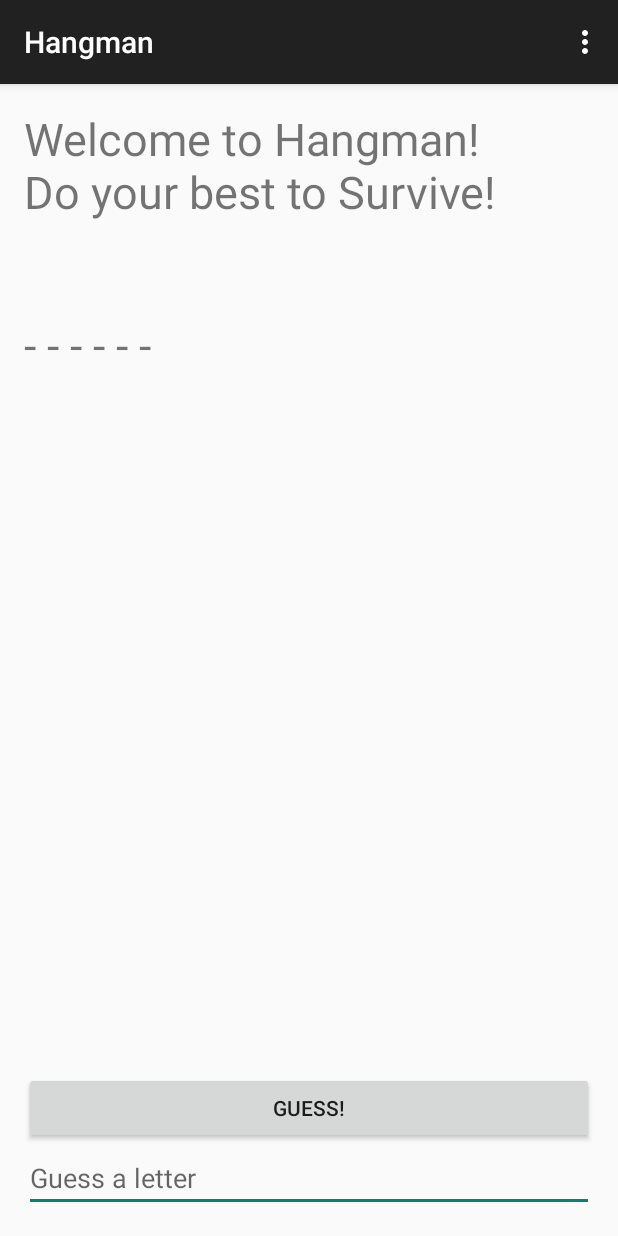
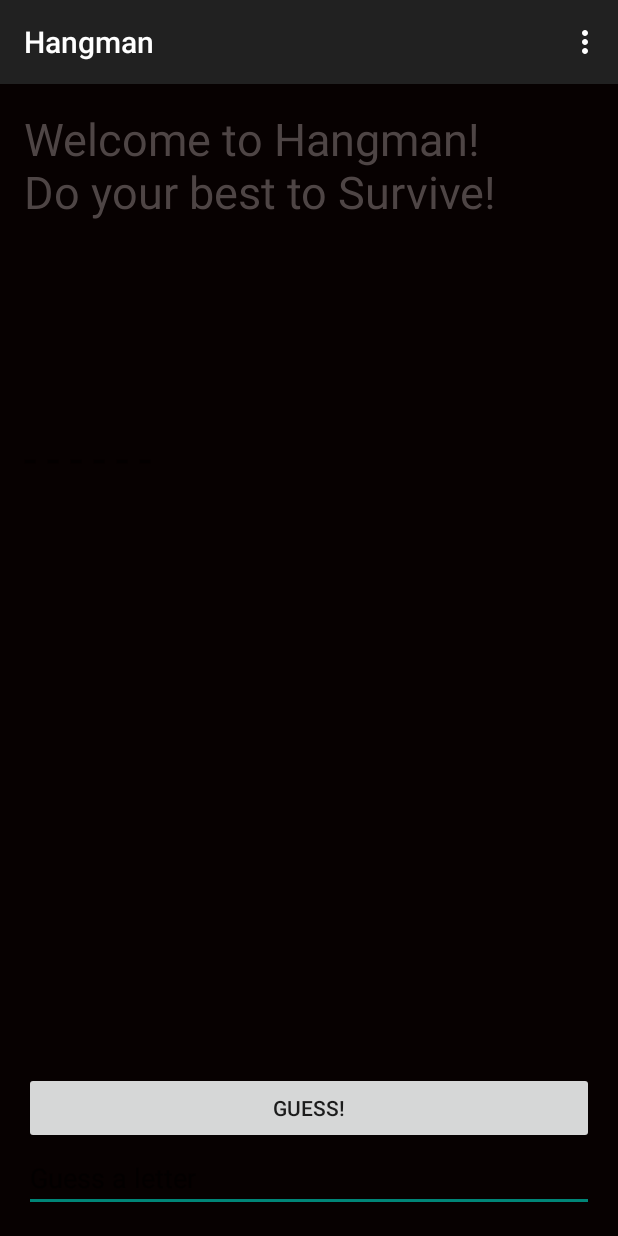
Before and after one commit to mikaelm12/Hangman, an Android app: the screen it shows after launch (MainActivity), on a phone screen of 412 x 824 dp. Run offline under Robolectric (Android 15) with nearby library versions, the phone set to English and light mode, and no system bars.

Commit message:
Some UI stuff and more gameplay. Still need to handle win case

```diff
--- a/app/src/main/java/com/ace/hangman/app/MainActivity.java
+++ b/app/src/main/java/com/ace/hangman/app/MainActivity.java
@@ -9,6 +9,7 @@ import android.view.View;
 import android.view.inputmethod.InputMethodManager;
 import android.widget.Button;
 import android.widget.EditText;
+import android.widget.ImageView;
 import android.widget.TextView;
 import android.widget.Toast;
 
@@ -22,6 +23,8 @@ public class MainActivity extends ActionBarActivity {
     EditText guessInput;
     TextView current;
     TextView wrongGuesses;
+    TextView mainMessage;
+    ImageView hangman;
     Button submit;
     TextView livesLeft;
     int lives = 5;
@@ -35,7 +38,8 @@ public class MainActivity extends ActionBarActivity {
         setContentView(R.layout.activity_main);
 
 
-
+        hangman = (ImageView)findViewById(R.id.ivHangman);
+        mainMessage = (TextView)findViewById(R.id.tvMainMessage);
         current = (TextView)findViewById(R.id.tvCorrectGuesses);
         wrongGuesses = (TextView)findViewById(R.id.tvWrongLetters);
         guessInput = (EditText)findViewById(R.id.etGuess);
@@ -65,7 +69,7 @@ public class MainActivity extends ActionBarActivity {
                     if (secretHashSet.contains(charCurrentGuess)) {
                         current.setText(current.getText().toString() + currentGuess);
                         guesses.add(charCurrentGuess);
-                        Toast.makeText(getApplicationContext(), "The words is " + secretWord, Toast.LENGTH_SHORT).show();
+                        //Toast.makeText(getApplicationContext(), "The words is " + secretWord, Toast.LENGTH_SHORT).show();
                         currentDisplay(guesses, secretWord);
                     }
                     else {
@@ -83,10 +87,13 @@ public class MainActivity extends ActionBarActivity {
                             }
                         }
                         else{
-                            livesLeft.setText("GAME OVER");
-
+                            mainMessage.setText("GAME OVER");
+                            livesLeft.setText("");
+                            hangman.setImageResource(R.drawable.game_over);
                             guessInput.setEnabled(false);
+                            wrongGuesses.setText("The word was " + secretWord);
                             submit.setText(R.string.resart);
+                            submit.setOnClickListener(null);
                             submit.setOnLongClickListener(new View.OnLongClickListener() {
                                 @Override
                                 public boolean onLongClick(View view) {
--- a/app/src/main/res/layout/activity_main.xml
+++ b/app/src/main/res/layout/activity_main.xml
@@ -6,6 +6,7 @@
     android:paddingRight="@dimen/activity_horizontal_margin"
     android:paddingTop="@dimen/activity_vertical_margin"
     android:paddingBottom="@dimen/activity_vertical_margin"
+    android:background="#070101"
     tools:context="com.ace.hangman.app.MainActivity">
 
     <TextView
@@ -13,14 +14,15 @@
         android:layout_width="wrap_content"
         android:layout_height="wrap_content"
         android:textSize="30dp"
-        android:id="@+id/textView" />
+        android:textColor="#4E4545"
+        android:id="@+id/tvMainMessage" />
 
     <ImageView
-        android:layout_width="wrap_content"
-        android:layout_height="wrap_content"
+        android:layout_width="100dp"
+        android:layout_height="75dp"
         android:id="@+id/ivHangman"
-        android:layout_below="@+id/textView"
-        android:layout_toRightOf="@+id/textView"
+        android:layout_below="@+id/tvMainMessage"
+        android:layout_toRightOf="@+id/tvMainMessage"
         android:layout_marginTop="51dp"
         android:layout_marginBottom="10dp"/>
     <TextView
@@ -34,7 +36,7 @@
         android:layout_width="wrap_content"
         android:layout_height="wrap_content"
         android:id="@+id/tvWrongLetters"
-        android:textSize="15dp"
+        android:textSize="25dp"
         android:layout_marginBottom="10dp"
         android:textColor="#EC2E2E"/>
     <TextView
@@ -51,6 +53,7 @@
         android:layout_height="wrap_content"
         android:textAlignment="center"
         android:id="@+id/etGuess"
+        android:textColor="#FFFCFC"
         android:layout_alignParentBottom="true"
         android:hint="Guess a letter"
        />
@@ -61,7 +64,7 @@
         android:text="Guess!"
         android:id="@+id/bSubmit"
         android:layout_above="@+id/etGuess"
-        android:layout_toRightOf="@+id/tvWrongLetters" />
+         />
 
 
 
```
Also changed, not shown: app/src/main/res/drawable-hdpi/five_lives.png (added), app/src/main/res/drawable-hdpi/four_lives.png (added), app/src/main/res/drawable-hdpi/game_over.png (added), app/src/main/res/drawable-hdpi/one_life.png (added), app/src/main/res/drawable-hdpi/three_lives.png (added), app/src/main/res/drawable-hdpi/two_lives.png (added), 1 other file.
